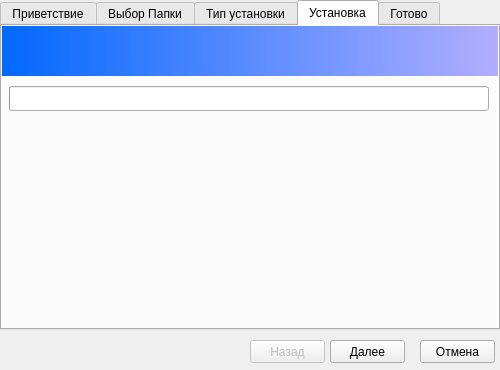
The window that installer.ui (gdlocalisation/gdl-installer) describes before a commit, drawn with Qt 5.
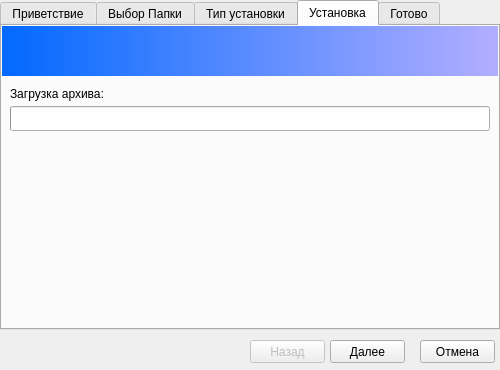
The same window after the commit. The open tabs and pages were chosen to show the change. Icons and pictures are not drawn.

Diff of the .ui file:
```diff
--- a/installer.ui
+++ b/installer.ui
@@ -372,8 +372,8 @@
      <widget class="QProgressBar" name="downloadBar">
       <property name="geometry">
        <rect>
-        <x>7</x>
-        <y>60</y>
+        <x>8</x>
+        <y>80</y>
         <width>480</width>
         <height>25</height>
        </rect>
@@ -388,6 +388,19 @@
        <enum>Qt::Horizontal</enum>
       </property>
      </widget>
+     <widget class="QLabel" name="downloadLabel">
+      <property name="geometry">
+       <rect>
+        <x>8</x>
+        <y>60</y>
+        <width>101</width>
+        <height>16</height>
+       </rect>
+      </property>
+      <property name="text">
+       <string>Загрузка архива:</string>
+      </property>
+     </widget>
     </widget>
     <widget class="QWidget" name="okTab">
      <property name="enabled">
```
Left out of the diff: 2 changed lines with no effect on the pictures.
